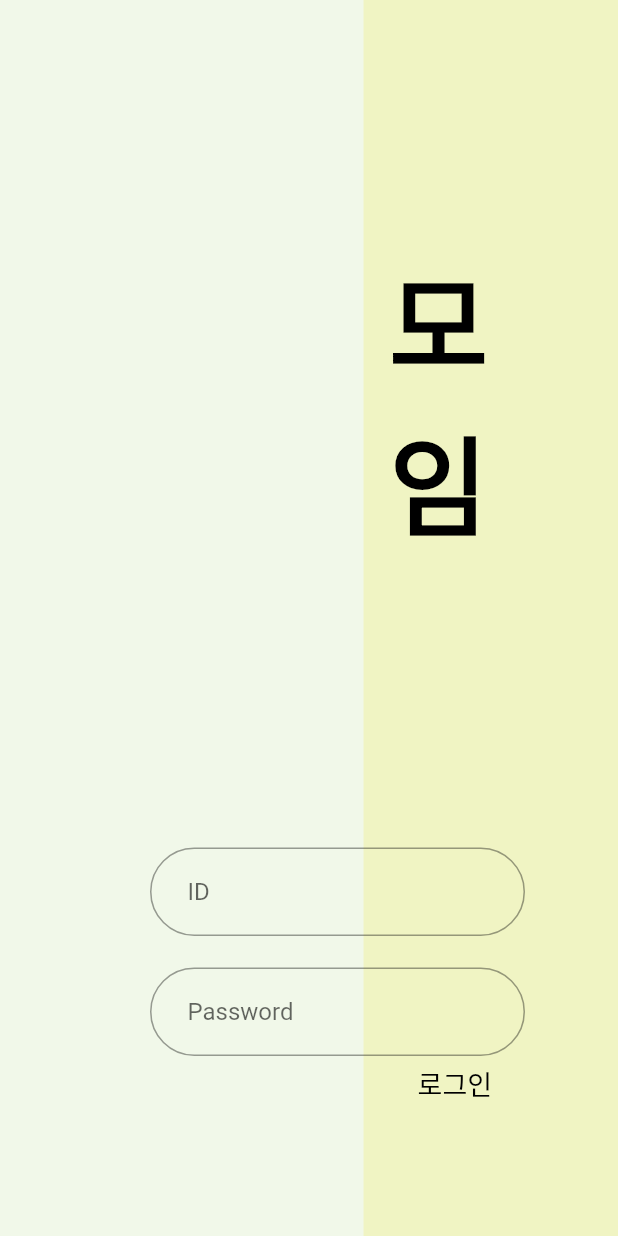
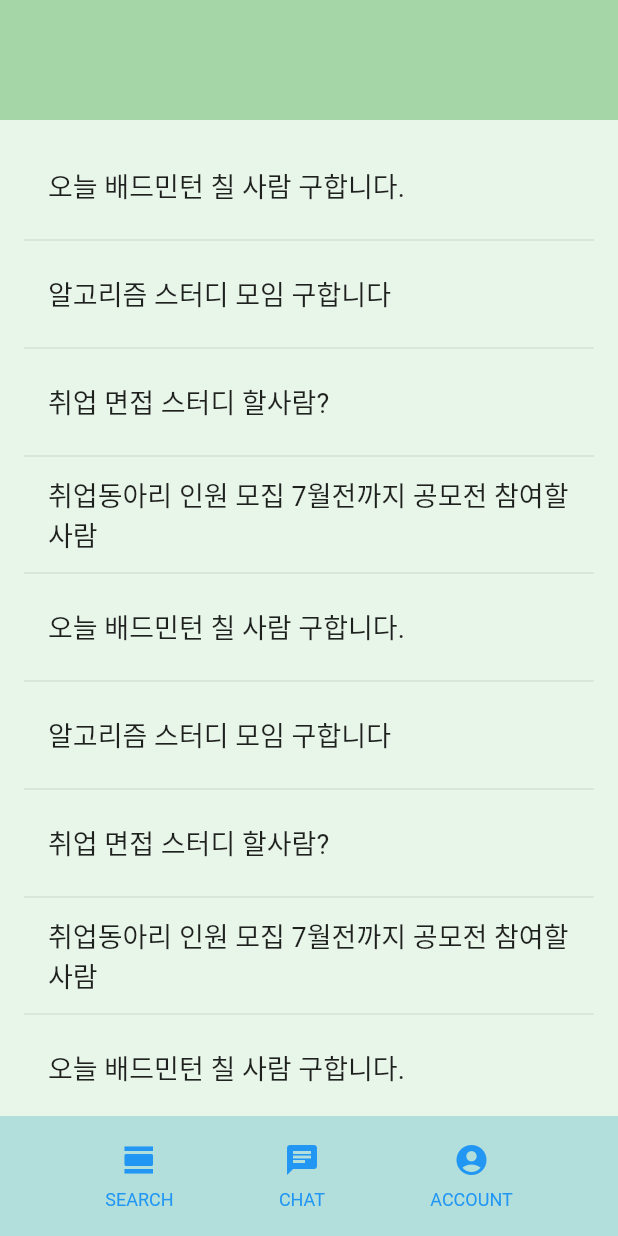
Before and after one commit to alexrider94/moim, a Flutter app: the screen it shows after launch, after a tap on "로그인", on a phone screen of 412 x 824 dp. Run offline on Flutter 3.47's test engine with Material 2 defaults, Android fonts, the phone set to English and light mode, and no system bars; Roboto replaces fonts that are missing (JejuGothic).

Commit message:
added gatherList function in mainPage

```diff
--- a/lib/loginPage.dart
+++ b/lib/loginPage.dart
@@ -1,16 +1,12 @@
 import 'package:flutter/material.dart';
 import 'package:flutter/services.dart';
-
-// class LoginPage extends StatefulWidget {
-//   @override
-//   _LoginPageState createState() => _LoginPageState();
-// }
+import 'package:study/mainPage.dart';
 
 class LoginPage extends StatelessWidget {
-  String id = '';
-  String password = '';
+  Widget build(BuildContext context) {
+    String id = '';
+    String password = '';
 
-  Widget build(BuildContext context) {
     final idField = Padding(
       padding:
           EdgeInsets.only(bottom: MediaQuery.of(context).viewInsets.bottom),
@@ -94,6 +90,10 @@ class LoginPage extends StatelessWidget {
           child: FlatButton(
             onPressed: () {
               print("$id  $password");
+              Navigator.push(
+                context,
+                MaterialPageRoute(builder: (context) => MainPage()),
+              );
             },
             child: Text(
               '로그인',
--- a/lib/main.dart
+++ b/lib/main.dart
@@ -1,5 +1,4 @@
 import 'package:flutter/material.dart';
-import 'package:flutter/rendering.dart';
 import 'package:study/loginPage.dart';
 
 void main() {
--- a/lib/mainPage.dart
+++ b/lib/mainPage.dart
@@ -1,27 +1,111 @@
 import 'package:flutter/material.dart';
 
-// class LoginPage extends StatefulWidget {
-//   @override
-//   _LoginPageState createState() => _LoginPageState();
-// }
+List<String> lists = [
+  '오늘 배드민턴 칠 사람 구합니다.',
+  '알고리즘 스터디 모임 구합니다',
+  '취업 면접 스터디 할사람?',
+  '취업동아리 인원 모집 7월전까지 공모전 참여할 사람',
+];
 
-class LoginPage extends StatelessWidget {
-  String id = '';
-  String password = '';
+class GatheringLists extends StatefulWidget {
+  @override
+  GatheringListsState createState() => GatheringListsState();
+}
 
+class GatheringListsState extends State<GatheringLists> {
+  final _suggestions = <String>[];
+  final _biggerFont = const TextStyle(fontSize: 18.0);
+
+  Widget _buildRow(String pair) {
+    return ListTile(
+      title: Text(
+        pair,
+        style: _biggerFont,
+      ),
+    );
+  }
+
+  @override
   Widget build(BuildContext context) {
-    return Container(
+    return _buildSuggestions();
+  }
+
+  Widget _buildSuggestions() {
+    return ListView.builder(
+      padding: const EdgeInsets.all(16.0),
+      itemBuilder: (context, i) {
+        if (i.isOdd) return Divider();
+
+        final index = i ~/ 2;
+        if (index >= _suggestions.length) {
+          _suggestions.addAll(lists);
+        }
+        return _buildRow(_suggestions[index]);
+      },
+    );
+  }
+}
+
+class MainPage extends StatelessWidget {
+  Widget build(BuildContext context) {
+    Color color = Theme.of(context).primaryColor;
+    return MaterialApp(
+      home: Scaffold(
+        body: Container(
           child: Column(
             children: <Widget>[
+              //TOP BAR
               Container(
-            height: MediaQuery.of(context).size.height / 1.8,
-            child: Text('1'),
+                color: Colors.green[200],
+                width: MediaQuery.of(context).size.width,
+                height: 80,
               ),
+              //MAIN SECTOR
               Container(
-            child: Text('2'),
+                color: Colors.green[50],
+                height: MediaQuery.of(context).size.height - 160,
+                width: MediaQuery.of(context).size.width,
+                child: GatheringLists(),
+              ),
+              //BOTTOM BAR
+              Container(
+                color: Colors.teal[100],
+                width: MediaQuery.of(context).size.width,
+                height: 80,
+                child: Row(
+                  mainAxisAlignment: MainAxisAlignment.spaceEvenly,
+                  children: <Widget>[
+                    _buildButtonColumn(color, Icons.view_day, 'SEARCH'),
+                    _buildButtonColumn(color, Icons.chat, 'CHAT'),
+                    _buildButtonColumn(color, Icons.account_circle, 'ACCOUNT')
+                  ],
+                ),
               )
             ],
           ),
+        ),
+      ),
+    );
+  }
+
+  Column _buildButtonColumn(Color color, IconData icon, String label) {
+    return Column(
+      mainAxisSize: MainAxisSize.min,
+      mainAxisAlignment: MainAxisAlignment.center,
+      children: <Widget>[
+        Icon(icon, color: color),
+        Container(
+          margin: const EdgeInsets.only(top: 8),
+          child: Text(
+            label,
+            style: TextStyle(
+              fontSize: 12,
+              fontWeight: FontWeight.w400,
+              color: color,
+            ),
+          ),
+        ),
+      ],
     );
   }
 }
```
Lines whose indentation alone changed are shown as unchanged.
